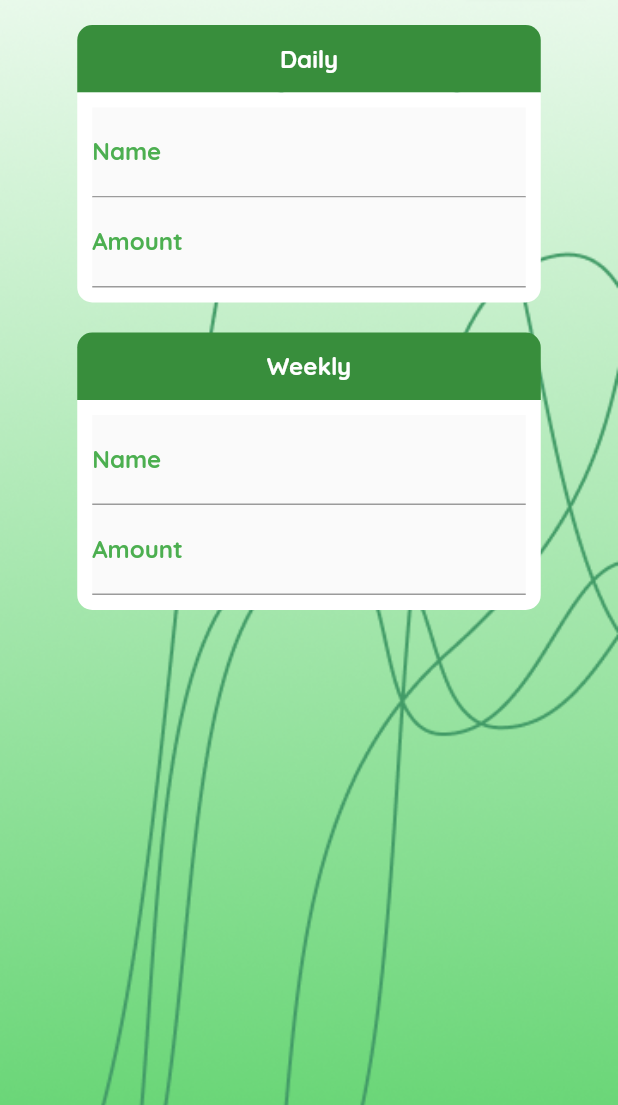
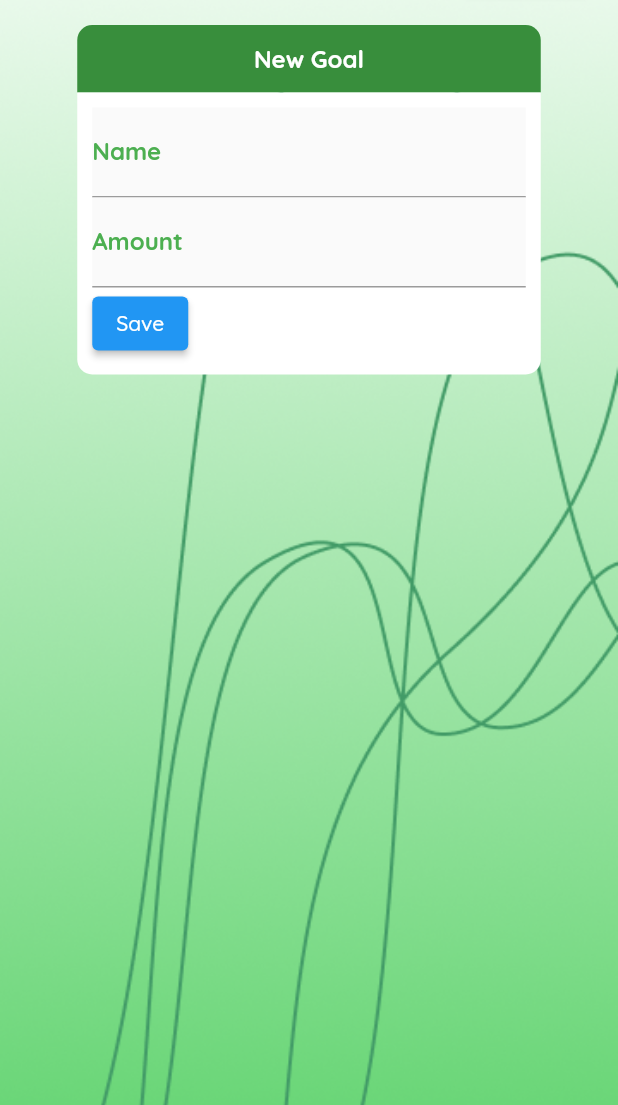
Before and after one commit to MarkMuijen/1128313_1128830_iiatmd_app, a Flutter app: the Goalspage widget shown alone on an empty page, opened directly, on a phone screen of 412 x 824 dp, the part 131-1236 px from its top. Run offline on Flutter 3.47's test engine with Material 2 defaults, Android fonts, the phone set to English and light mode, and no system bars; our stand-ins replace sensors_plus.

Commit message:
adding goals saving

```diff
--- a/lib/goals_page.dart
+++ b/lib/goals_page.dart
@@ -1,9 +1,25 @@
 import 'package:flutter/material.dart';
 import 'home_page.dart';
+import 'dart:convert';
+import 'dart:io';
 
-class Goalspage extends StatelessWidget {
+void saveToJson(Map<String, dynamic> data) {
+  final jsonString = jsonEncode(data);
+  final file = File('user_goals.json');
+  file.writeAsString(jsonString);
+}
+
+class Goalspage extends StatefulWidget {
   const Goalspage({Key? key, required this.title}) : super(key: key);
   final String title;
+
+  @override
+  _GoalspageState createState() => _GoalspageState();
+}
+
+class _GoalspageState extends State<Goalspage> {
+  String name = '';
+  double amount = 0.0;
 
   @override
   Widget build(BuildContext context) {
@@ -79,7 +95,7 @@ class Goalspage extends StatelessWidget {
                       alignment: Alignment.center, // Center the text within the container
                       padding: const EdgeInsets.all(10.0), // Optional padding
                       child: const Text(
-                        'Daily',
+                        'New Goal',
                         style: TextStyle(
                           color: Colors.white,
                           fontSize: 16,
@@ -100,10 +116,10 @@ class Goalspage extends StatelessWidget {
                       padding: const EdgeInsets.all(10.0),
                       child: Column(
                         crossAxisAlignment: CrossAxisAlignment.start,
-                        children: const [
+                        children: [
                           Material(
                             child: TextField(
-                              decoration: InputDecoration(
+                              decoration: const InputDecoration(
                                 labelText: 'Name',
                                 labelStyle: TextStyle(
                                   color: Colors.green,
@@ -111,11 +127,16 @@ class Goalspage extends StatelessWidget {
                                   fontWeight: FontWeight.bold,
                                 ),
                               ),
+                              onChanged: (value) {
+                                setState(() {
+                                  name = value;
+                                });
+                              },
                             ),
                           ),
                           Material(
                             child: TextField(
-                              decoration: InputDecoration(
+                              decoration: const InputDecoration(
                                 labelText: 'Amount',
                                 labelStyle: TextStyle(
                                   color: Colors.green,
@@ -123,80 +144,22 @@ class Goalspage extends StatelessWidget {
                                   fontWeight: FontWeight.bold,
                                 ),
                               ),
+                              onChanged: (value) {
+                                setState(() {
+                                  amount = double.tryParse(value) ?? 0.0;
+                                });
+                              },
                             ),
                           ),
-                        ],
-                      ),
-                    ),
-                  ],
-                ),
-              ),
-            ),
-            Padding(
-              padding: const EdgeInsets.only(bottom: 20.0),
-              child: SizedBox(
-                width: MediaQuery.of(context).size.width * 0.75, // 75% of screen width
-                child: Column(
-                  crossAxisAlignment: CrossAxisAlignment.start,
-                  children: [
-                    Container(
-                      width: double.infinity,
-                      height: 45,
-                      decoration: BoxDecoration(
-                        color: Colors.green[700], // Dark green background color
-                        borderRadius: const BorderRadius.only(
-                          topLeft: Radius.circular(10),
-                          topRight: Radius.circular(10),
-                        ), // Rounded edges only at the top
-                      ),
-                      alignment: Alignment.center, // Center the text within the container
-                      padding: const EdgeInsets.all(10.0), // Optional padding
-                      child: const Text(
-                        'Weekly',
-                        style: TextStyle(
-                          color: Colors.white,
-                          fontSize: 16,
-                          fontWeight: FontWeight.bold,
-                          decoration: TextDecoration.none,
-                        ),
-                      ),
-                    ),
-                    Container(
-                      width: double.infinity,
-                      decoration: const BoxDecoration(
-                        color: Colors.white,
-                        borderRadius: BorderRadius.only(
-                          bottomLeft: Radius.circular(10),
-                          bottomRight: Radius.circular(10),
-                        ),
-                      ),
-                      padding: const EdgeInsets.all(10.0),
-                      child: Column(
-                        crossAxisAlignment: CrossAxisAlignment.start,
-                        children: const [
-                          Material(
-                            child: TextField(
-                              decoration: InputDecoration(
-                                labelText: 'Name',
-                                labelStyle: TextStyle(
-                                  color: Colors.green,
-                                  fontSize: 16,
-                                  fontWeight: FontWeight.bold,
-                                ),
-                              ),
-                            ),
-                          ),
-                          Material(
-                            child: TextField(
-                              decoration: InputDecoration(
-                                labelText: 'Amount',
-                                labelStyle: TextStyle(
-                                  color: Colors.green,
-                                  fontSize: 16,
-                                  fontWeight: FontWeight.bold,
-                                ),
-                              ),
-                            ),
+                          ElevatedButton(
+                            onPressed: () {
+                              final userInput = {
+                                'name': name,
+                                'amount': amount,
+                              };
+                              saveToJson(userInput);
+                            },
+                            child: const Text('Save'),
                           ),
                         ],
                       ),
```
